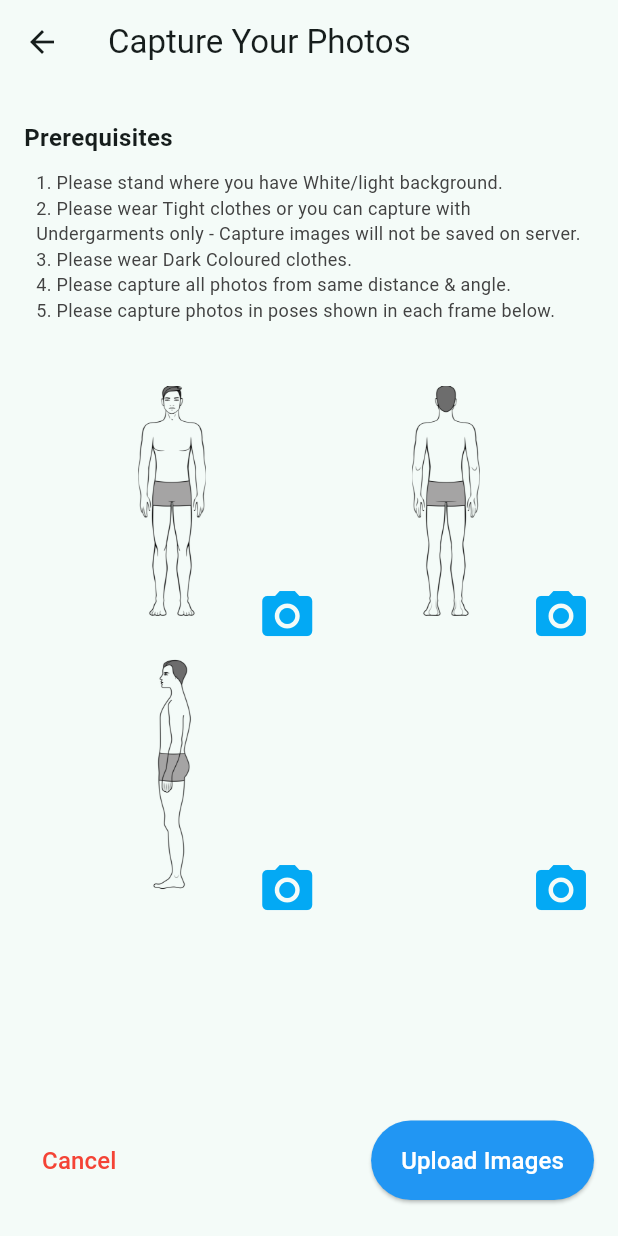
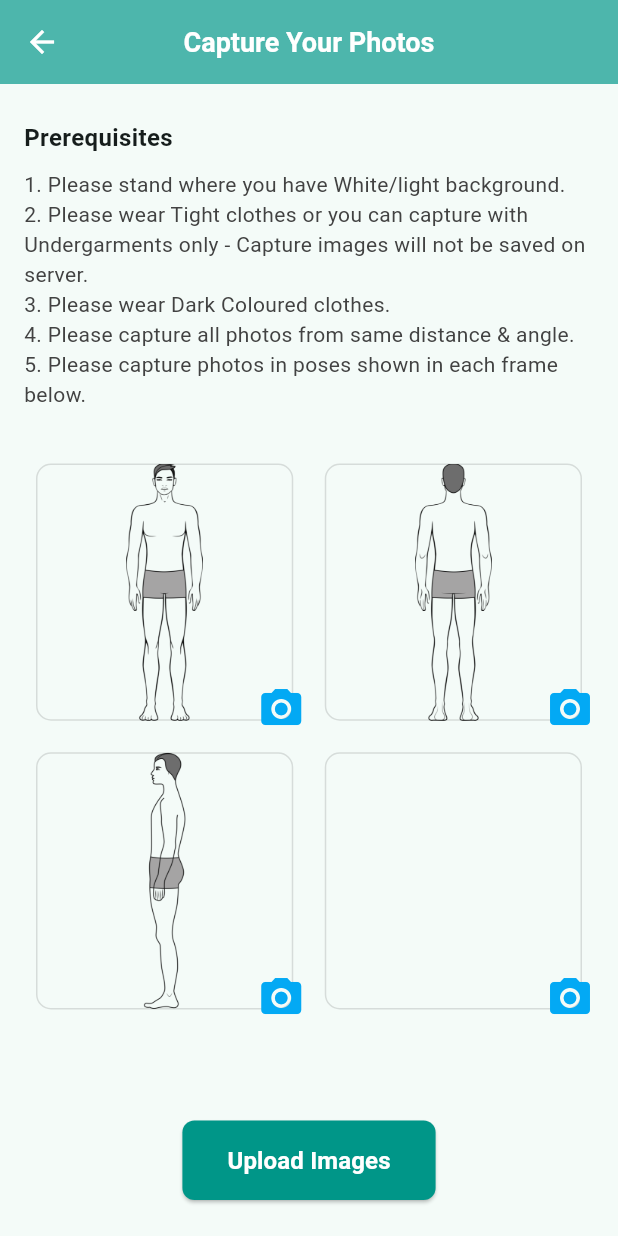
Before and after one commit to joshsoftware/hackthon-1, a Flutter app: the CaptureScreen screen opened by its route, on a phone screen of 412 x 824 dp. Run offline on Flutter 3.47's test engine with Material 3 defaults, Android fonts, the phone set to English and light mode, and no system bars; our stand-ins replace image_picker, share_plus.

Commit message:
UI improvements

```diff
--- a/Frontend/lib/screens/capture_screen.dart
+++ b/Frontend/lib/screens/capture_screen.dart
@@ -15,7 +15,16 @@ class _CaptureScreenState extends State<CaptureScreen> {
   Widget build(BuildContext context) {
     final viewModel = Provider.of<ImageViewModel>(context);
     return Scaffold(
-      appBar: AppBar(title: Text('Capture Your Photos')),
+      appBar: AppBar(
+        title: const Text(
+          'Capture Your Photos',
+          style: TextStyle(fontSize: 18, fontWeight: FontWeight.bold),
+        ),
+        centerTitle: true,
+        elevation: 0,
+        backgroundColor: Colors.teal.shade300,
+        foregroundColor: Colors.white,
+      ),
       body: Padding(
         padding: EdgeInsets.symmetric(horizontal: 16.0, vertical: 24),
         child: Column(
@@ -30,20 +39,20 @@ class _CaptureScreenState extends State<CaptureScreen> {
             ),
             SizedBox(height: 10),
             Padding(
-              padding: const EdgeInsets.symmetric(horizontal: 8.0),
+              padding: const EdgeInsets.symmetric(horizontal: 0.0),
               child: Text(
                 '1. Please stand where you have White/light background.\n'
                 '2. Please wear Tight clothes or you can capture with Undergarments only - Capture images will not be saved on server.\n'
                 '3. Please wear Dark Coloured clothes.\n'
                 '4. Please capture all photos from same distance & angle.\n'
                 '5. Please capture photos in poses shown in each frame below.',
-                style: TextStyle(fontSize: 12, color: Colors.grey[800]),
+                style: TextStyle(fontSize: 14, color: Colors.grey[800]),
               ),
             ),
             SizedBox(height: 20),
             Expanded(
               child: GridView.builder(
-                padding: EdgeInsets.all(10),
+                padding: EdgeInsets.symmetric(horizontal: 0, vertical: 8),
                 gridDelegate: SliverGridDelegateWithFixedCrossAxisCount(
                   crossAxisCount: 2,
                   crossAxisSpacing: 5,
@@ -58,9 +67,10 @@ class _CaptureScreenState extends State<CaptureScreen> {
                   return Stack(
                     children: [
                       Padding(
-                        padding: const EdgeInsets.all(12.0),
+                        padding: const EdgeInsets.all(8.0),
                         child: Container(
                           decoration: BoxDecoration(
+                            border: Border.all(color: Colors.black12),
                             borderRadius: BorderRadius.circular(10),
                             image: DecorationImage(
                               image: selectedImage != null
@@ -79,12 +89,13 @@ class _CaptureScreenState extends State<CaptureScreen> {
                             ),
                           ),
                         ),
-                      if(viewModel.hasImage(index)) Positioned(
+                      if (viewModel.hasImage(index))
+                        Positioned(
                           top: 0,
                           right: 0,
                           child: Container(
                             decoration: BoxDecoration(
-                            color: Colors.red, // Background color
+                              color: Colors.teal, // Background color
                               shape: BoxShape.circle, // Circular shape
                             ),
                             child: IconButton(
@@ -95,22 +106,26 @@ class _CaptureScreenState extends State<CaptureScreen> {
                             ),
                           ),
                         ),
-                      if(!viewModel.hasImage(index)) Positioned(
+                      if (!viewModel.hasImage(index))
+                        Positioned(
                           bottom: 0,
                           right: 0,
+                          child: Padding(
+                            padding: const EdgeInsets.all(8.0),
                             child: SizedBox(
-                          width: 40,
-                          height: 40,
+                              width: 32,
+                              height: 32,
                               child: IconButton(
-                            iconSize: 40,
-                            icon:
-                                Icon(Icons.camera_alt, color: Colors.lightBlue),
+                                iconSize: 32,
+                                icon: Icon(Icons.camera_alt,
+                                    color: Colors.lightBlue),
                                 onPressed: () {
                                   DialogUtils.showImageSourceDialog(
                                     context,
                                     index,
                                   );
                                 },
+                              ),
                             ),
                           ),
                         ),
@@ -121,17 +136,8 @@ class _CaptureScreenState extends State<CaptureScreen> {
             ),
             SizedBox(height: 10),
             Row(
-              mainAxisAlignment: MainAxisAlignment.spaceBetween,
+              mainAxisAlignment: MainAxisAlignment.center,
               children: [
-                TextButton(
-                  onPressed: () {
-                    Navigator.pop(context);
-                  },
-                  child: Text(
-                    'Cancel',
-                    style: TextStyle(fontSize: 16, color: Colors.red),
-                  ),
-                ),
                 ElevatedButton(
                   onPressed: () async {
                     await viewModel.uploadAllImages();
@@ -140,14 +146,21 @@ class _CaptureScreenState extends State<CaptureScreen> {
                         content: Text('All images uploaded successfully!'),
                       ),
                     );
+                    Navigator.pushNamed(context, '/resultScreen');
                   },
                   style: ElevatedButton.styleFrom(
-                    backgroundColor: Colors.blue,
-                    padding: EdgeInsets.symmetric(horizontal: 20, vertical: 15),
+                    backgroundColor: Colors.teal,
+                    padding: EdgeInsets.symmetric(horizontal: 30, vertical: 15),
+                    shape: RoundedRectangleBorder(
+                      borderRadius: BorderRadius.circular(8),
+                    ),
                   ),
                   child: Text(
                     'Upload Images',
-                    style: TextStyle(fontSize: 16, color: Colors.white),
+                    style: TextStyle(
+                        fontSize: 16,
+                        color: Colors.white,
+                        fontWeight: FontWeight.w600),
                   ),
                 ),
               ],
--- a/Frontend/lib/viewmodels/measurement_view_model.dart
+++ b/Frontend/lib/viewmodels/measurement_view_model.dart
@@ -16,8 +16,8 @@ class MeasurementViewModel extends ChangeNotifier {
   Future<void> fetchMeasurements() async {
     _isLoading = true;
     _errorMessage = null;
+    WidgetsBinding.instance.addPostFrameCallback((_) async {
       notifyListeners();
-
       try {
         _measurements = await _service.fetchMeasurements();
       } catch (error) {
@@ -26,5 +26,6 @@ class MeasurementViewModel extends ChangeNotifier {
         _isLoading = false;
         notifyListeners();
       }
+    });
   }
 }
```
Also changed, not shown: Frontend/lib/screens/home_screen.dart (+22 -23 lines), Frontend/lib/screens/result_screen.dart (+61 -28 lines), 1 other file. Lines whose indentation alone changed are shown as unchanged.
